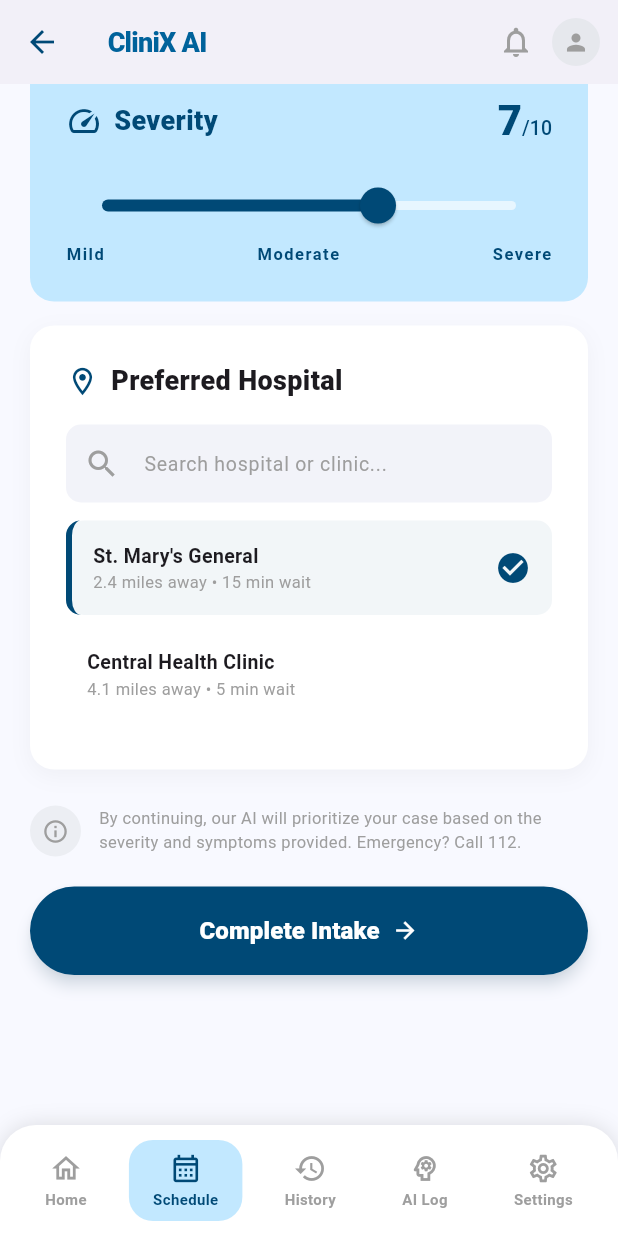
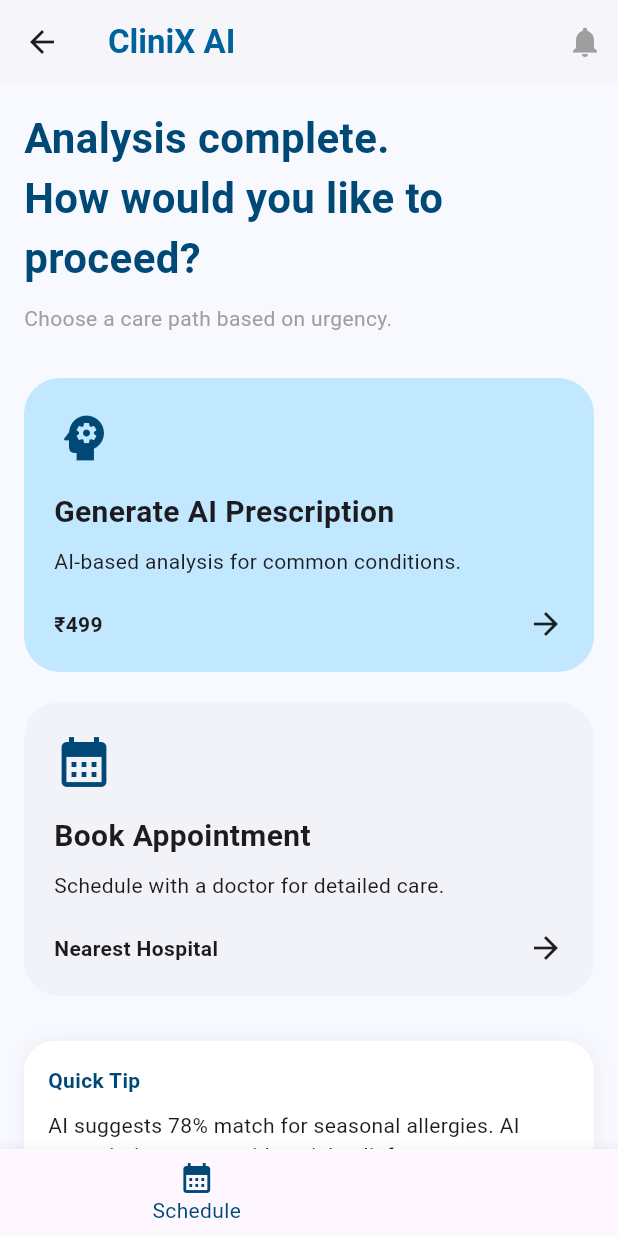
Before and after one commit to sayligadgil/clinixAI, a Flutter app: the PatientIntakeScreen screen opened directly, scrolled down 874 dp, after a tap on "Complete Intake", on a phone screen of 412 x 824 dp. Run offline on Flutter 3.47's test engine with Material 3 defaults, Android fonts, the light colour scheme and no system bars.

Commit message:
Added care path screen

```diff
--- /dev/null
+++ b/lib/frontend/Patient_Interface/care_path_screen.dart
@@ -0,0 +1,179 @@
+import 'package:flutter/material.dart';
+
+class CarePathScreen extends StatelessWidget {
+  const CarePathScreen({super.key});
+
+  @override
+  Widget build(BuildContext context) {
+    return Scaffold(
+      backgroundColor: const Color(0xFFF8F9FF),
+
+      // 🔷 AppBar
+      appBar: AppBar(
+        backgroundColor: Colors.white.withOpacity(0.8),
+        elevation: 1,
+        title: const Text(
+          "CliniX AI",
+          style: TextStyle(
+            color: Color(0xFF00629B),
+            fontWeight: FontWeight.bold,
+          ),
+        ),
+        actions: const [
+          Icon(Icons.notifications, color: Colors.grey),
+          SizedBox(width: 10),
+        ],
+      ),
+
+      body: SingleChildScrollView(
+        padding: const EdgeInsets.all(16),
+        child: Column(
+          crossAxisAlignment: CrossAxisAlignment.start,
+          children: [
+
+            // 🔷 Header
+            const Text(
+              "Analysis complete.\nHow would you like to proceed?",
+              style: TextStyle(
+                fontSize: 28,
+                fontWeight: FontWeight.bold,
+                color: Color(0xFF004976),
+              ),
+            ),
+            const SizedBox(height: 10),
+            const Text(
+              "Choose a care path based on urgency.",
+              style: TextStyle(color: Colors.grey),
+            ),
+
+            const SizedBox(height: 30),
+
+            // 🔷 Option 1 — AI Prescription
+            _optionCard(
+              context,
+              icon: Icons.psychology,
+              title: "Generate AI Prescription",
+              description:
+              "AI-based analysis for common conditions.",
+              color: const Color(0xFFC2E8FF),
+              buttonText: "₹499",
+              onTap: () {
+                // TODO: Payment screen
+              },
+            ),
+
+            const SizedBox(height: 20),
+
+            // 🔷 Option 2 — Appointment
+            _optionCard(
+              context,
+              icon: Icons.calendar_month,
+              title: "Book Appointment",
+              description:
+              "Schedule with a doctor for detailed care.",
+              color: const Color(0xFFF2F3F9),
+              buttonText: "Nearest Hospital",
+              onTap: () {
+                // TODO: Appointment screen
+              },
+            ),
+
+            const SizedBox(height: 30),
+
+            // 🔷 Info Card
+            Container(
+              padding: const EdgeInsets.all(16),
+              decoration: BoxDecoration(
+                color: Colors.white,
+                borderRadius: BorderRadius.circular(20),
+                boxShadow: [
+                  BoxShadow(
+                    color: Colors.black.withOpacity(0.05),
+                    blurRadius: 10,
+                  )
+                ],
+              ),
+              child: Column(
+                crossAxisAlignment: CrossAxisAlignment.start,
+                children: const [
+                  Text(
+                    "Quick Tip",
+                    style: TextStyle(
+                      fontWeight: FontWeight.bold,
+                      color: Color(0xFF004976),
+                    ),
+                  ),
+                  SizedBox(height: 10),
+                  Text(
+                    "AI suggests 78% match for seasonal allergies. AI prescription can provide quick relief.",
+                  ),
+                ],
+              ),
+            ),
+          ],
+        ),
+      ),
+
+      // 🔷 Bottom Navigation
+      bottomNavigationBar: BottomNavigationBar(
+        currentIndex: 1,
+        selectedItemColor: const Color(0xFF004976),
+        items: const [
+          BottomNavigationBarItem(icon: Icon(Icons.home), label: "Home"),
+          BottomNavigationBarItem(icon: Icon(Icons.calendar_month), label: "Schedule"),
+          BottomNavigationBarItem(icon: Icon(Icons.history), label: "History"),
+          BottomNavigationBarItem(icon: Icon(Icons.psychology), label: "AI Log"),
+          BottomNavigationBarItem(icon: Icon(Icons.settings), label: "Settings"),
+        ],
+      ),
+    );
+  }
+
+  Widget _optionCard(
+      BuildContext context, {
+        required IconData icon,
+        required String title,
+        required String description,
+        required Color color,
+        required String buttonText,
+        required VoidCallback onTap,
+      }) {
+    return GestureDetector(
+      onTap: onTap,
+      child: Container(
+        padding: const EdgeInsets.all(20),
+        decoration: BoxDecoration(
+          color: color,
+          borderRadius: BorderRadius.circular(24),
+        ),
+        child: Column(
+          crossAxisAlignment: CrossAxisAlignment.start,
+          children: [
+            Icon(icon, size: 40, color: const Color(0xFF004976)),
+            const SizedBox(height: 15),
+            Text(
+              title,
+              style: const TextStyle(
+                fontSize: 20,
+                fontWeight: FontWeight.bold,
+              ),
+            ),
+            const SizedBox(height: 8),
+            Text(description),
+            const SizedBox(height: 20),
+            Row(
+              mainAxisAlignment: MainAxisAlignment.spaceBetween,
+              children: [
+                Text(
+                  buttonText,
+                  style: const TextStyle(fontWeight: FontWeight.bold),
+                ),
+                const Icon(Icons.arrow_forward),
+              ],
+            )
+          ],
+        ),
+      ),
+    );
+  }
+}
--- a/lib/frontend/Patient_Interface/patient_intake_screen.dart
+++ b/lib/frontend/Patient_Interface/patient_intake_screen.dart
@@ -1,4 +1,5 @@
 import 'package:flutter/material.dart';
+import 'care_path_screen.dart';
 
 class PatientIntakeScreen extends StatefulWidget {
   const PatientIntakeScreen({super.key});
@@ -326,7 +327,14 @@
             SizedBox(
               width: double.infinity,
               child: ElevatedButton.icon(
-                onPressed: () {},
+                onPressed: () {
+                  Navigator.push(
+                    context,
+                    MaterialPageRoute(
+                      builder: (context) => const CarePathScreen(),
+                    ),
+                  );
+                },
                 icon: const Text(
                   'Complete Intake',
                   style: TextStyle(fontWeight: FontWeight.w800, fontSize: 16),
```
